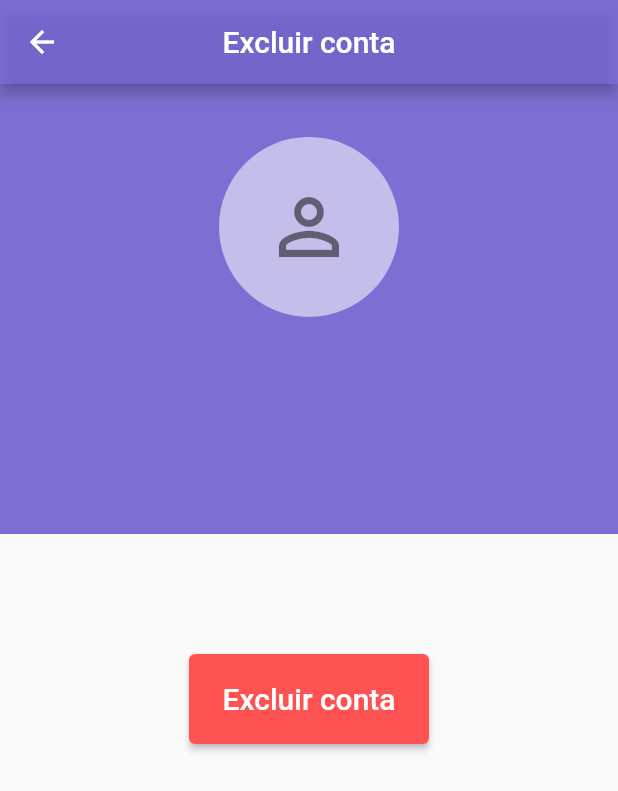
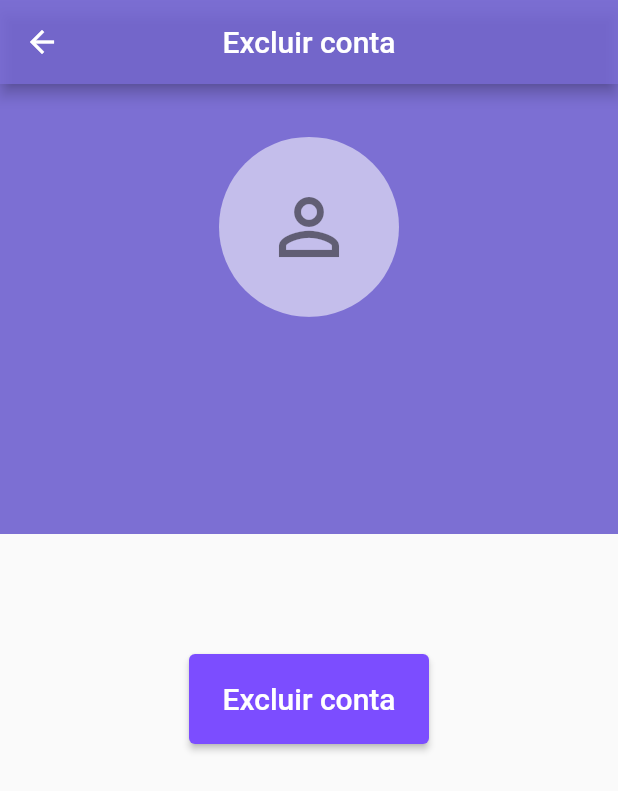
Before and after one commit to proz-tecnologia/PIT03GP06, a Flutter app: the DeleteAccountPage screen opened by its route, on a phone screen of 412 x 824 dp. Shown: the top 791 px of the screen. Run offline on Flutter 3.47's test engine with Material 2 defaults, Android fonts, the phone set to English and light mode, and no system bars; our stand-ins replace brasil_fields, cloud_firestore, currency_text_input_formatter, email_validator, firebase_auth, firebase_core and 6 more; missing offline and left inert: validatorless; accounts and stored records are empty.

Commit message:
style: delete account button color

```diff
--- a/lib/src/view/settings/widgets/delete_button.dart
+++ b/lib/src/view/settings/widgets/delete_button.dart
@@ -15,7 +15,7 @@ class DeleteButton extends StatelessWidget {
         width: 160,
         height: 60,
         child: ElevatedButton(
-          style: ElevatedButton.styleFrom(backgroundColor: Colors.redAccent),
+          style: ElevatedButton.styleFrom(backgroundColor: Colors.deepPurpleAccent),
           onPressed: () => dialogBuilder(context),
           child: const Text(
             Strings.deleteAccount,
```
